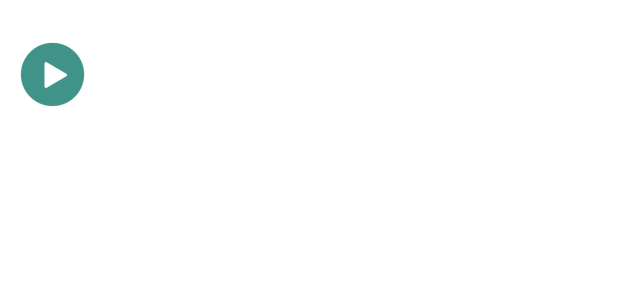
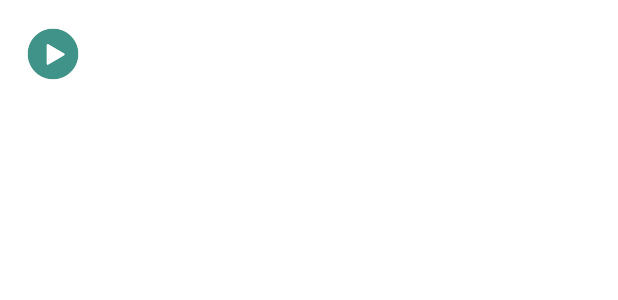
Before and after one commit to HwaYo/LoroClipAndroidUI, an Android app: the layout list_item.xml on its own in the app's theme, with its tools: preview values and no code run, on a phone screen of 412 x 824 dp. Shown: the top 300 px of the screen. Run offline under Robolectric (Android 15) with nearby library versions, the phone set to English and light mode, and no system bars.

Commit message:
Fixed Listview item layout. Added Listview border.

```diff
--- a/app/src/main/res/layout/list_item.xml
+++ b/app/src/main/res/layout/list_item.xml
@@ -2,24 +2,24 @@
 <LinearLayout xmlns:android="http://schemas.android.com/apk/res/android"
     android:orientation="horizontal"
     android:layout_width="match_parent"
-    android:layout_height="100dp">
+    android:layout_height="72dp">
 
     <ImageView
-        android:layout_width="50dp"
-        android:layout_height="50dp"
+        android:layout_width="40dp"
+        android:layout_height="40dp"
         android:layout_gravity="center_vertical"
-        android:layout_marginTop="15dp"
-        android:layout_marginBottom="15dp"
-        android:layout_marginLeft="10dp"
-        android:layout_marginRight="10dp"
+        android:layout_marginTop="8dp"
+        android:layout_marginBottom="8dp"
+        android:layout_marginLeft="15dp"
+        android:layout_marginRight="15dp"
         android:background="@drawable/ic_record"/>
 
     <TextView
         android:id="@+id/list_item_title"
         android:layout_width="wrap_content"
         android:layout_height="match_parent"
-        android:layout_marginTop="25dp"
-        android:layout_marginBottom="25dp"
+        android:layout_marginTop="20dp"
+        android:layout_marginBottom="10dp"
         android:gravity="top"
         android:textSize="16sp"/>
 
@@ -27,7 +27,7 @@
         android:id="@+id/list_item_time"
         android:layout_width="fill_parent"
         android:layout_height="match_parent"
-        android:layout_margin="25dp"
+        android:layout_margin="20dp"
         android:gravity="right"
         android:layout_gravity="right|top"
         android:textSize="12sp"/>
--- a/app/src/main/res/values/colors.xml
+++ b/app/src/main/res/values/colors.xml
@@ -9,6 +9,7 @@
     <color name="myNavigationColor">#000</color>
 
     <color name="gradient_start">#232C33</color>
+    <color name="myGrayColor">#0c000000</color>
 
     <drawable name="pressed_gray">#0c000000</drawable>
     <drawable name="selected_gray">#2c000000</drawable>
```
Also changed, not shown: app/src/main/res/layout/activity_material_list.xml (+7 -5 lines).
